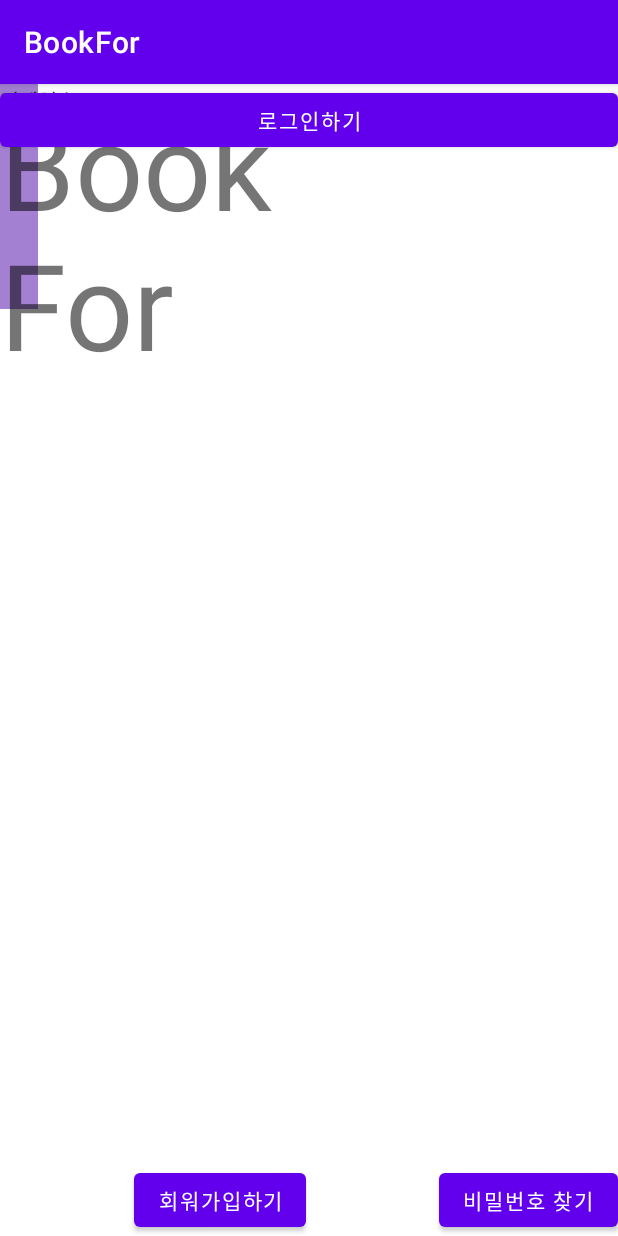
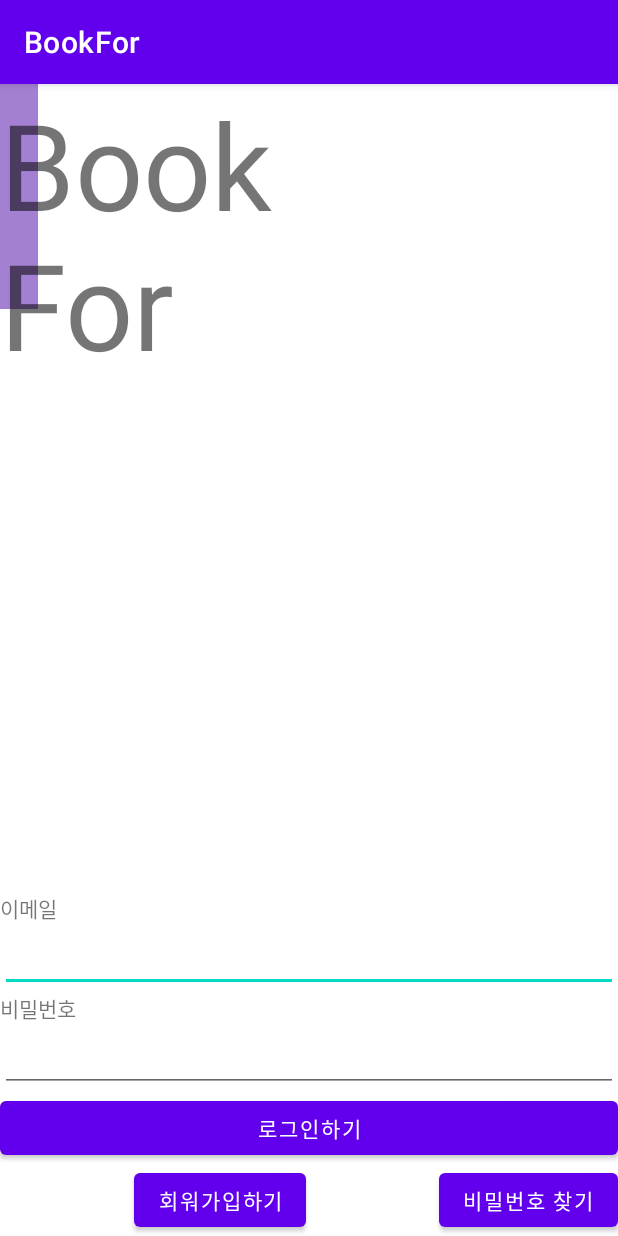
Before and after one commit to Preznt/Biz_2022_Android, an Android app: the fragment LoginFragment shown on its own in the app's theme, on a phone screen of 412 x 824 dp. Run offline under Robolectric (Android 15) with nearby library versions, the phone set to English and light mode, and no system bars.

Commit message:
login fragment 화면 구상

```diff
--- a/BookFor/app/src/main/res/layout/fragment_login.xml
+++ b/BookFor/app/src/main/res/layout/fragment_login.xml
@@ -11,38 +11,53 @@
     <TextView
         android:layout_width="25sp"
         android:layout_height="150dp"
-        android:background="#A480D2" />
+        android:background="#A480D2"
+
+        />
 
     <TextView
         android:layout_width="wrap_content"
         android:layout_height="wrap_content"
         android:textSize="80sp"
-        android:text="Book\nFor" />
+        android:text="Book\nFor"
+        />
 
     <TextView
+        android:id="@+id/email_label"
         android:layout_width="wrap_content"
         android:layout_height="wrap_content"
         android:text="이메일"
+        app:layout_constraintBottom_toTopOf="@+id/email_input"
             />
 
     <EditText
+        android:id="@+id/email_input"
         android:layout_width="match_parent"
-        android:layout_height="wrap_content"/>
+        android:layout_height="wrap_content"
+        app:layout_constraintBottom_toTopOf="@+id/pw_label"
+        />
 
     <TextView
+        android:id="@+id/pw_label"
         android:layout_width="wrap_content"
         android:layout_height="wrap_content"
         android:text="비밀번호"
+        app:layout_constraintBottom_toTopOf="@+id/pw_input"
         />
 
     <EditText
+        android:id="@+id/pw_input"
         android:layout_width="match_parent"
-        android:layout_height="wrap_content"/>
+        android:layout_height="wrap_content"
+        app:layout_constraintBottom_toTopOf="@+id/btn_login"
+        />
 
     <Button
+        android:id="@+id/btn_login"
         android:layout_width="match_parent"
         android:layout_height="wrap_content"
         android:text="로그인하기"
+        app:layout_constraintBottom_toTopOf="@+id/find_password"
         />
 
     <Button
```
